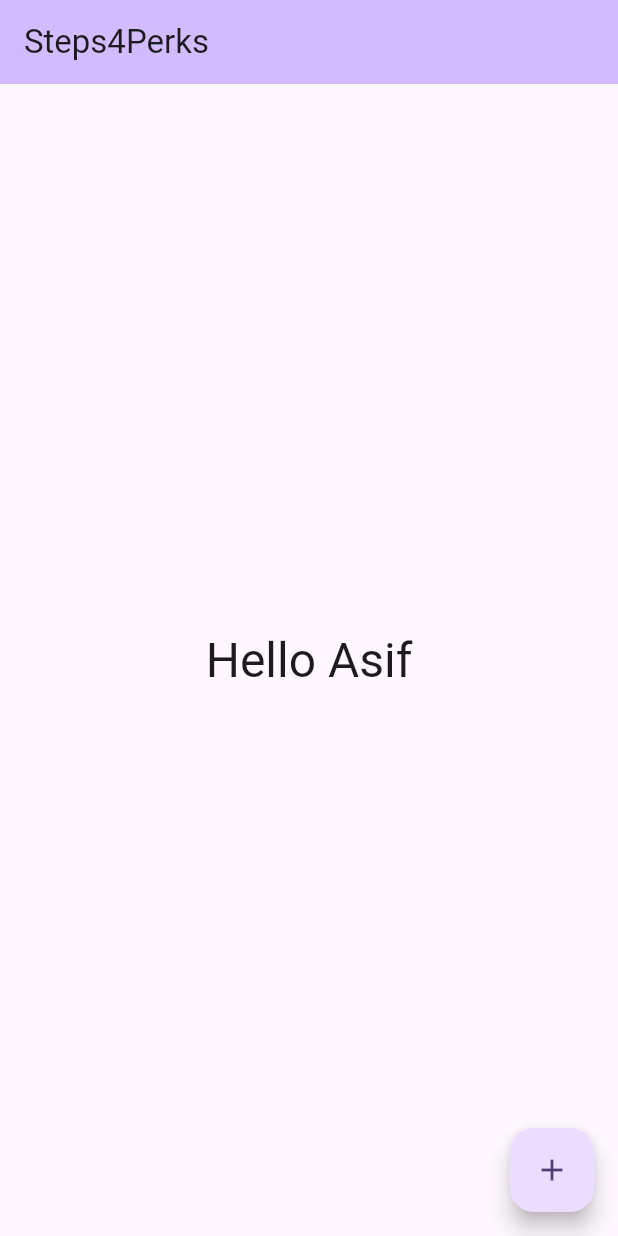
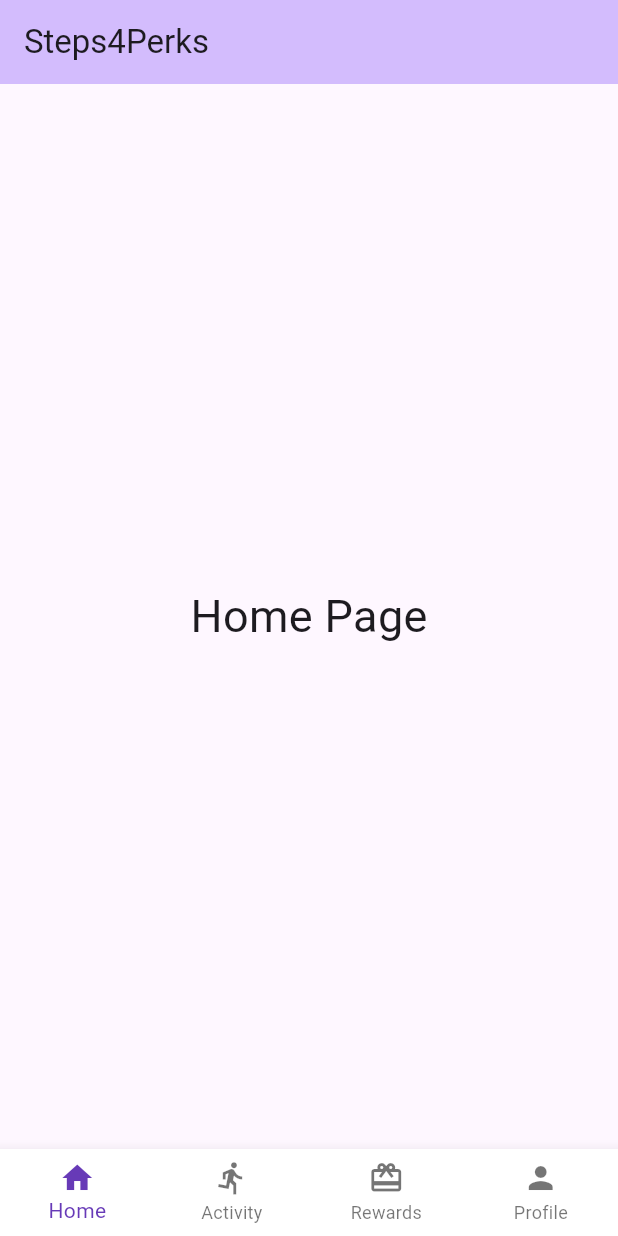
Before and after one commit to AceAsif/Steps4Perks-app, a Flutter app: the screen it shows after launch, on a phone screen of 412 x 824 dp. Run offline on Flutter 3.47's test engine with Material 3 defaults, Android fonts, the phone set to English and light mode, and no system bars.

```diff
--- a/analysis_options.yaml
+++ b/analysis_options.yaml
@@ -23,6 +23,7 @@ linter:
   rules:
     # avoid_print: false  # Uncomment to disable the `avoid_print` rule
     # prefer_single_quotes: true  # Uncomment to enable the `prefer_single_quotes` rule
+    - flutter_style_todos: true
 
 # Additional information about this file can be found at
 # https://dart.dev/guides/language/analysis-options
--- a/lib/main.dart
+++ b/lib/main.dart
@@ -1,8 +1,10 @@
 import 'package:flutter/material.dart';
+//import 'package:syncfusion_flutter_gauges/gauges.dart';
 
 void main() {
   runApp(const MyApp());
 }
+
 
 class MyApp extends StatelessWidget {
   const MyApp({super.key});
@@ -14,21 +16,6 @@ class MyApp extends StatelessWidget {
       title: 'Steps4Perks',
       debugShowCheckedModeBanner: false, //This removes the debug sign
       theme: ThemeData(
-        // This is the theme of your application.
-        //
-        // TRY THIS: Try running your application with "flutter run". You'll see
-        // the application has a purple toolbar. Then, without quitting the app,
-        // try changing the seedColor in the colorScheme below to Colors.green
-        // and then invoke "hot reload" (save your changes or press the "hot
-        // reload" button in a Flutter-supported IDE, or press "r" if you used
-        // the command line to start the app).
-        //
-        // Notice that the counter didn't reset back to zero; the application
-        // state is not lost during the reload. To reset the state, use hot
-        // restart instead.
-        //
-        // This works for code too, not just values: Most code changes can be
-        // tested with just a hot reload.
         colorScheme: ColorScheme.fromSeed(seedColor: Colors.deepPurple),
       ),
       home: const MyHomePage(title: 'Steps4Perks'),
@@ -36,17 +23,9 @@ class MyApp extends StatelessWidget {
   }
 }
 
+
 class MyHomePage extends StatefulWidget {
   const MyHomePage({super.key, required this.title});
-
-  // This widget is the home page of your application. It is stateful, meaning
-  // that it has a State object (defined below) that contains fields that affect
-  // how it looks.
-
-  // This class is the configuration for the state. It holds the values (in this
-  // case the title) provided by the parent (in this case the App widget) and
-  // used by the build method of the State. Fields in a Widget subclass are
-  // always marked "final".
 
   final String title;
 
@@ -55,69 +34,68 @@ class MyHomePage extends StatefulWidget {
 }
 
 class _MyHomePageState extends State<MyHomePage> {
-  int _counter = 0;
+  int _selectedIndex = 0;
 
-  void _incrementCounter() {
+  //This part of the code is only for the content of the page
+  static const List<Widget> _widgetOptions = <Widget>[
+    // Home page content
+    Center(child: Text('Home Page', style: TextStyle(fontSize: 30))),
+    // Activity page content
+    Center(child: Text('Activity Page', style: TextStyle(fontSize: 30))),
+    // Rewards page content
+    Center(child: Text('Rewards Page', style: TextStyle(fontSize: 30))),
+    // Profile page content
+    Center(child: Text('Profile Page', style: TextStyle(fontSize: 30))),
+  ];
+
+  void _onItemTapped(int index) {
     setState(() {
-      // This call to setState tells the Flutter framework that something has
-      // changed in this State, which causes it to rerun the build method below
-      // so that the display can reflect the updated values. If we changed
-      // _counter without calling setState(), then the build method would not be
-      // called again, and so nothing would appear to happen.
-      _counter++;
+      _selectedIndex = index;
     });
   }
 
   @override
   Widget build(BuildContext context) {
-    // This method is rerun every time setState is called, for instance as done
-    // by the _incrementCounter method above.
-    //
-    // The Flutter framework has been optimized to make rerunning build methods
-    // fast, so that you can just rebuild anything that needs updating rather
-    // than having to individually change instances of widgets.
     return Scaffold(
       appBar: AppBar(
-        // TRY THIS: Try changing the color here to a specific color (to
-        // Colors.amber, perhaps?) and trigger a hot reload to see the AppBar
-        // change color while the other colors stay the same.
         backgroundColor: Theme.of(context).colorScheme.inversePrimary,
         // Here we take the value from the MyHomePage object that was created by
         // the App.build method, and use it to set our appbar title.
         title: Text(widget.title),
       ),
-      body: Center(
-        // Center is a layout widget. It takes a single child and positions it
-        // in the middle of the parent.
-        child: Column(
-          // Column is also a layout widget. It takes a list of children and
-          // arranges them vertically. By default, it sizes itself to fit its
-          // children horizontally, and tries to be as tall as its parent.
-          //
-          // Column has various properties to control how it sizes itself and
-          // how it positions its children. Here we use mainAxisAlignment to
-          // center the children vertically; the main axis here is the vertical
-          // axis because Columns are vertical (the cross axis would be
-          // horizontal).
-          //
-          // TRY THIS: Invoke "debug painting" (choose the "Toggle Debug Paint"
-          // action in the IDE, or press "p" in the console), to see the
-          // wireframe for each widget.
-          mainAxisAlignment: MainAxisAlignment.center,
-          children: <Widget>[
-           Text(
-                'Hello Asif',
-                style: Theme.of(context).textTheme.headlineLarge,
-                ),
-            //const Text('You have pushed the button this many times:'),
-          ],
-        ),
+      body: _widgetOptions.elementAt(_selectedIndex),
+      bottomNavigationBar: BottomNavigationBar(
+        type: BottomNavigationBarType.fixed, // This helps to fix the more than 3 items disappering issue.
+        items: const <BottomNavigationBarItem>[
+
+          BottomNavigationBarItem(
+            icon: Icon(Icons.home),
+            label: 'Home',
+          ),
+
+          BottomNavigationBarItem(
+            icon: Icon(Icons.directions_run),
+            label: 'Activity',
+          ),
+
+          BottomNavigationBarItem(
+             icon: Icon(Icons.card_giftcard),
+            label: 'Rewards',
+          ),
+
+          BottomNavigationBarItem(
+            icon: Icon(Icons.person),
+            label: 'Profile',
+          ),
+        ],
+
+        currentIndex: _selectedIndex,
+
+        selectedItemColor: Colors.deepPurple, // You can change this color
+
+        onTap: _onItemTapped,
+        backgroundColor: Colors.white,
       ),
-      floatingActionButton: FloatingActionButton(
-        onPressed: _incrementCounter,
-        tooltip: 'Increment',
-        child: const Icon(Icons.add),
-      ), // This trailing comma makes auto-formatting nicer for build methods.
     );
   }
 }
--- a/pubspec.yaml
+++ b/pubspec.yaml
@@ -46,6 +46,12 @@ dev_dependencies:
   # rules and activating additional ones.
   flutter_lints: ^5.0.0
 
+  #------ Adding extra library  ------
+  # Flutter Gauges library - Asif added it
+  # The Flutter Gauges library includes the data visualization widgets
+  # Linear Gauge and Radial Gauge (a.k.a. circular gauge) to create modern, interactive, animated gauges.
+  syncfusion_flutter_gauges: ^29.2.11
+
 # For information on the generic Dart part of this file, see the
 # following page: https://dart.dev/tools/pub/pubspec
 
```
Also changed, not shown: lib/homepage.dart (added, +25 -0 lines), pubspec.lock.
